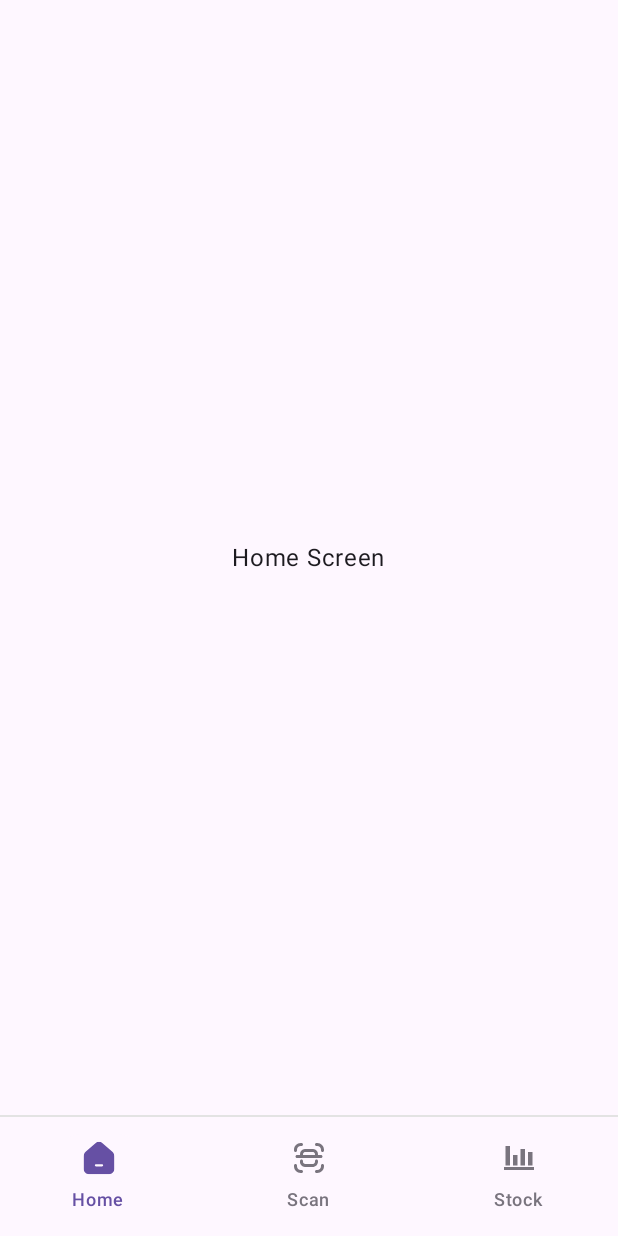
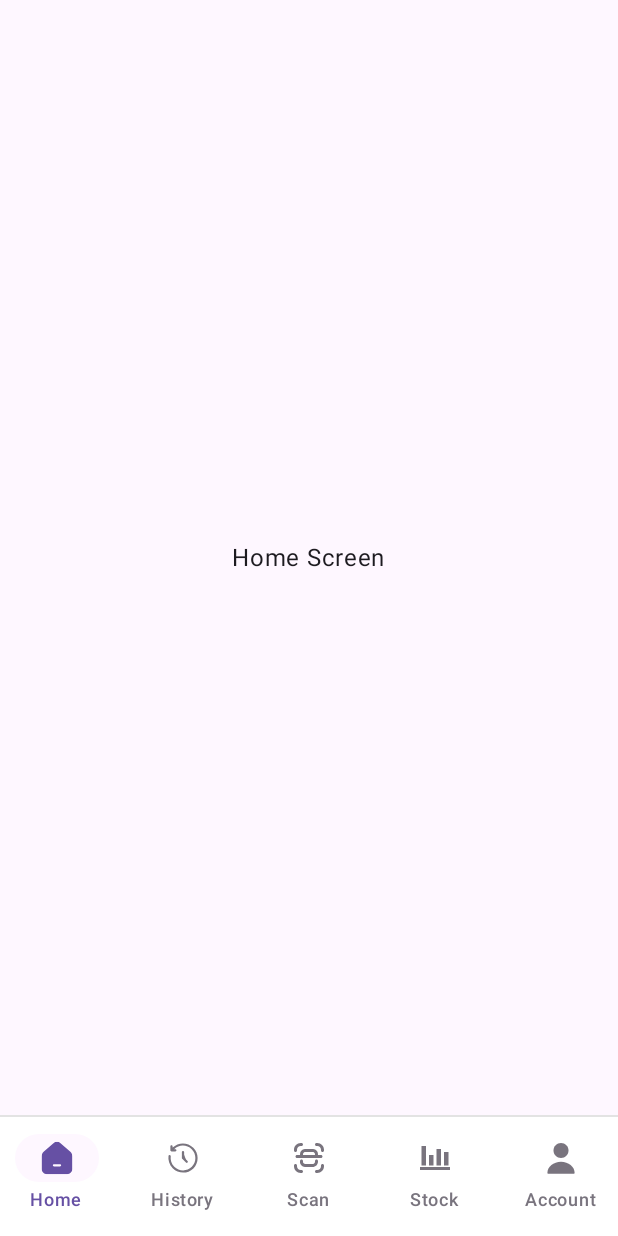
Before and after one commit to dwiaziprasetya/StockkuApp, an Android app built with Jetpack Compose: the screen it shows after launch (MainActivity), on a phone screen of 412 x 824 dp. Run offline under Robolectric (Android 15) with nearby library versions, the phone set to English and light mode, and no system bars.

Commit message:
Add two icons history and account

```diff
--- a/app/src/main/java/com/example/stokkuai/ui/component/BottomNavigation.kt
+++ b/app/src/main/java/com/example/stokkuai/ui/component/BottomNavigation.kt
@@ -28,7 +28,7 @@ fun BottomNavigation(
     navController: NavHostController
 ) {
     NavigationBar(
-        containerColor = MaterialTheme.colorScheme.background,
+        containerColor = Color.White,
         modifier = modifier
             .drawWithContent {
                 drawContent()
@@ -50,6 +50,12 @@ fun BottomNavigation(
                 screen = Screen.Home
             ),
             BottomBarItem(
+                title = "History",
+                icon = painterResource(R.drawable.icon_history),
+                iconSelected = painterResource(R.drawable.icon_history),
+                screen = Screen.History
+            ),
+            BottomBarItem(
                 title = "Scan",
                 icon = painterResource(R.drawable.icon_scan),
                 iconSelected = painterResource(R.drawable.icon_scan),
@@ -60,6 +66,12 @@ fun BottomNavigation(
                 icon = painterResource(R.drawable.icon_chart_stock),
                 iconSelected = painterResource(R.drawable.icon_chart_stock),
                 screen = Screen.StockList
+            ),
+            BottomBarItem(
+                title = "Account",
+                icon = painterResource(R.drawable.icon_user_account),
+                iconSelected = painterResource(R.drawable.icon_user_account),
+                screen = Screen.UserAccount
             ),
         )
         navigationItems.map { item ->
--- a/app/src/main/java/com/example/stokkuai/ui/navigation/model/Screen.kt
+++ b/app/src/main/java/com/example/stokkuai/ui/navigation/model/Screen.kt
@@ -7,4 +7,6 @@ sealed class Screen(val route: String) {
     data object Main : Screen("main")
     data object Detail : Screen("detail")
     data object Root : Screen("root")
+    data object History : Screen("history")
+    data object UserAccount : Screen("userAccount")
 }
--- /dev/null
+++ b/app/src/main/res/drawable/icon_history.xml
@@ -0,0 +1,7 @@
+<vector xmlns:android="http://schemas.android.com/apk/res/android" android:height="24dp" android:viewportHeight="24" android:viewportWidth="24" android:width="24dp">
+
+    <path android:fillColor="#000000" android:pathData="M12,8V12L14.5,14.5" android:strokeColor="#000000" android:strokeLineCap="round" android:strokeLineJoin="round" android:strokeWidth="1.5"/>
+
+    <path android:fillColor="#000000" android:pathData="M5.604,5.604L5.074,5.074V5.074L5.604,5.604ZM4.338,6.871L3.588,6.874C3.59,7.286 3.923,7.618 4.334,7.621L4.338,6.871ZM6.88,7.633C7.294,7.635 7.631,7.301 7.633,6.887C7.635,6.473 7.301,6.135 6.887,6.133L6.88,7.633ZM5.075,4.321C5.073,3.907 4.735,3.573 4.321,3.575C3.907,3.577 3.573,3.915 3.575,4.329L5.075,4.321ZM3.827,10.785C3.883,10.375 3.596,9.996 3.185,9.94C2.775,9.884 2.397,10.171 2.341,10.581L3.827,10.785ZM18.862,5.138C15.042,1.318 8.869,1.279 5.074,5.074L6.134,6.134C9.334,2.935 14.557,2.954 17.802,6.198L18.862,5.138ZM5.138,18.862C8.958,22.682 15.131,22.721 18.926,18.926L17.865,17.865C14.666,21.065 9.443,21.046 6.198,17.802L5.138,18.862ZM18.926,18.926C22.721,15.131 22.682,8.958 18.862,5.138L17.802,6.198C21.046,9.443 21.065,14.666 17.865,17.865L18.926,18.926ZM5.074,5.074L3.807,6.34L4.868,7.401L6.134,6.134L5.074,5.074ZM4.334,7.621L6.88,7.633L6.887,6.133L4.342,6.121L4.334,7.621ZM5.088,6.867L5.075,4.321L3.575,4.329L3.588,6.874L5.088,6.867ZM2.341,10.581C1.939,13.51 2.874,16.598 5.138,18.862L6.198,17.802C4.278,15.881 3.487,13.265 3.827,10.785L2.341,10.581Z"/>
+
+</vector>
--- /dev/null
+++ b/app/src/main/res/drawable/icon_user_account.xml
@@ -0,0 +1,7 @@
+<vector xmlns:android="http://schemas.android.com/apk/res/android" android:height="24dp" android:viewportHeight="24" android:viewportWidth="24" android:width="24dp">
+
+    <path android:fillColor="#000000" android:pathData="M12,12C14.761,12 17,9.761 17,7C17,4.239 14.761,2 12,2C9.239,2 7,4.239 7,7C7,9.761 9.239,12 12,12Z"/>
+
+    <path android:fillColor="#000000" android:pathData="M12,14.5C6.99,14.5 2.91,17.86 2.91,22C2.91,22.28 3.13,22.5 3.41,22.5H20.59C20.87,22.5 21.09,22.28 21.09,22C21.09,17.86 17.01,14.5 12,14.5Z"/>
+
+</vector>
```
